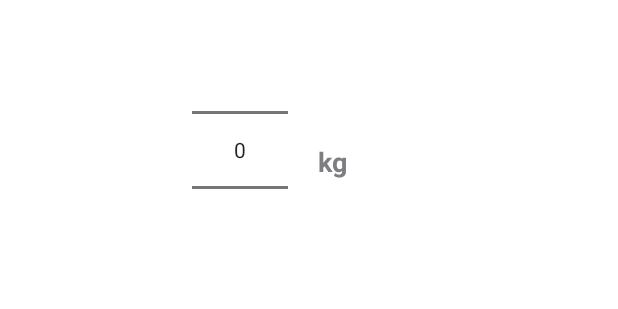
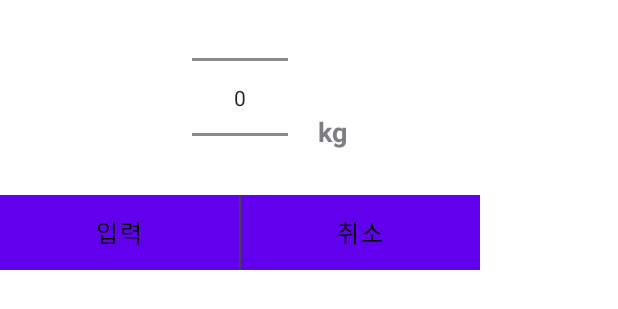
Before and after one commit to osamhack2020/App_SpecialForces_SpecialWarrior, an Android app: the layout activity_weight_dialog.xml on its own in the app's theme, with its tools: preview values and no code run, on a phone screen of 412 x 824 dp. Shown: the top 309 px of the screen. Run offline under Robolectric (Android 15) with nearby library versions, the phone set to English and light mode, and no system bars.

Commit message:
Implement Weight Input View

```diff
--- a/app/src/main/res/layout/activity_weight_dialog.xml
+++ b/app/src/main/res/layout/activity_weight_dialog.xml
@@ -4,15 +4,14 @@
     xmlns:app="http://schemas.android.com/apk/res-auto"
     xmlns:tools="http://schemas.android.com/tools"
     android:layout_width="320dp"
-    android:layout_height="200dp"
+    android:layout_height="180dp"
     tools:context=".view.activity.weight.WeightDialogActivity">
 
     <NumberPicker
         android:id="@+id/weight_dialog_picker"
         android:layout_width="wrap_content"
-        android:layout_height="200dp"
+        android:layout_height="130dp"
         app:layout_constraintTop_toTopOf="parent"
-        app:layout_constraintBottom_toBottomOf="parent"
         app:layout_constraintStart_toStartOf="parent"
         app:layout_constraintEnd_toEndOf="parent"/>
 
@@ -28,4 +27,38 @@
         android:textColor="#7d7e82"
         android:text="kg"/>
 
+    <LinearLayout
+        android:layout_width="match_parent"
+        android:layout_height="50dp"
+        android:orientation="horizontal"
+        app:layout_constraintTop_toBottomOf="@id/weight_dialog_picker">
+
+        <Button
+            android:id="@+id/weight_dialog_input_button"
+            android:layout_width="match_parent"
+            android:layout_height="50dp"
+            android:layout_weight="1"
+            android:gravity="center"
+            android:text="입력"
+            android:textColor="#000000"
+            android:textSize="16dp"
+            android:background="#ffffff"/>
+
+        <View
+            android:layout_width="1dp"
+            android:layout_height="match_parent"
+            android:background="@color/colorGray" />
+
+        <Button
+            android:id="@+id/weight_dialog_cancel_button"
+            android:layout_width="match_parent"
+            android:layout_height="50dp"
+            android:layout_weight="1"
+            android:gravity="center"
+            android:text="취소"
+            android:textColor="#000000"
+            android:textSize="16dp"
+            android:background="#ffffff"/>
+    </LinearLayout>
+
 </androidx.constraintlayout.widget.ConstraintLayout>
```
Also changed, not shown: app/src/main/java/co/specialforce/view/activity/weight/WeightActivity.kt (+12 -0 lines), app/src/main/java/co/specialforce/view/activity/weight/WeightDialogActivity.kt (+40 -6 lines).
